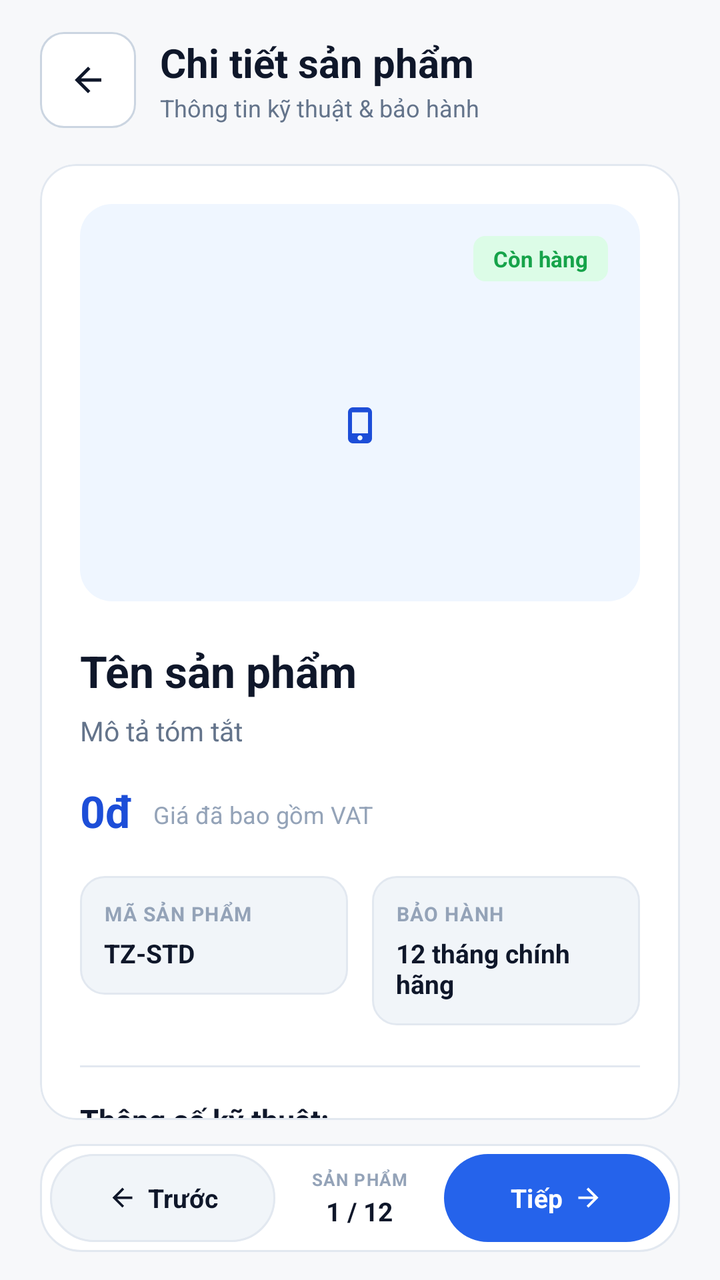
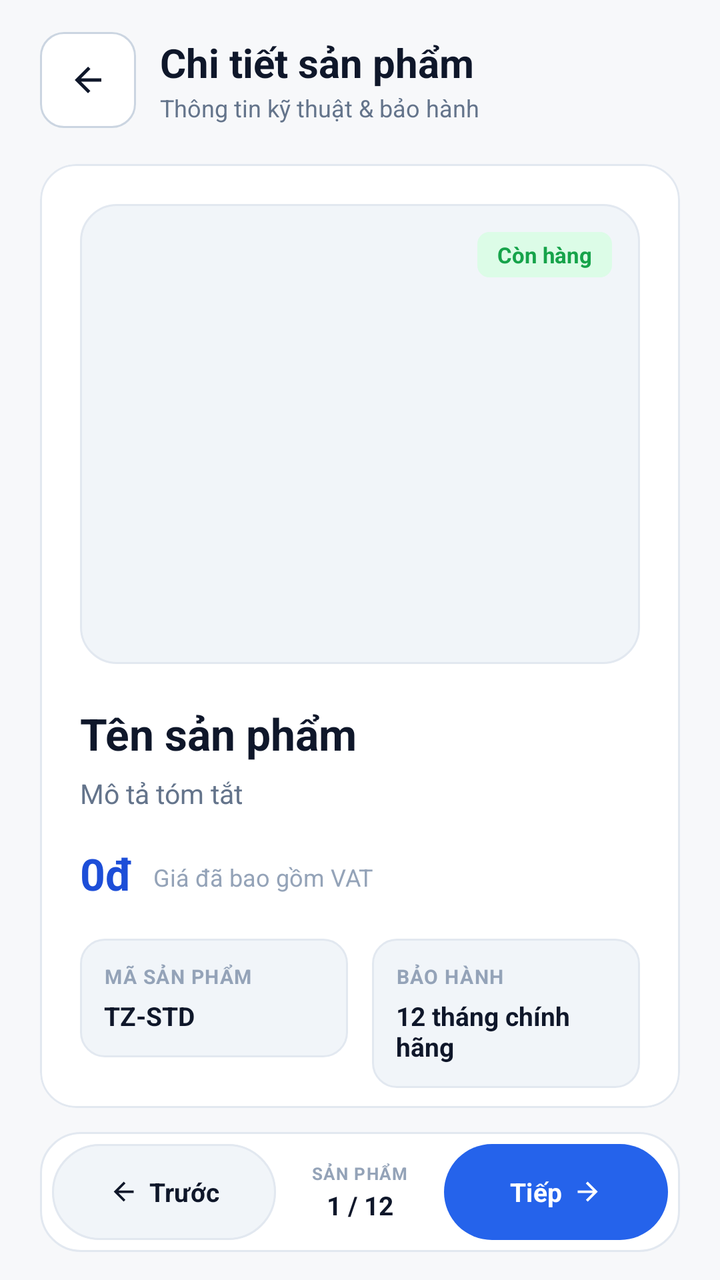

The first picture is an Android layout as it rendered before a commit; the second is the same layout after the commit. The layout source and the unified diff follow.
<!-- AndroidManifest.xml: application theme Theme.MyApplication -->
<!-- res/layout/activity_product_detail.xml -->
<?xml version="1.0" encoding="utf-8"?>
<LinearLayout xmlns:android="http://schemas.android.com/apk/res/android"
    xmlns:app="http://schemas.android.com/apk/res-auto"
    xmlns:tools="http://schemas.android.com/tools"
    android:id="@+id/rootProductDetail"
    android:layout_width="match_parent"
    android:layout_height="match_parent"
    android:background="@color/screen_background"
    android:fitsSystemWindows="true"
    android:orientation="vertical"
    android:paddingStart="20dp"
    android:paddingTop="12dp"
    android:paddingEnd="20dp"
    android:paddingBottom="14dp"
    tools:ignore="HardcodedText,TextContrastCheck">

    
    <LinearLayout
        android:layout_width="match_parent"
        android:layout_height="wrap_content"
        android:gravity="center_vertical"
        android:orientation="horizontal"
        android:paddingTop="4dp"
        android:paddingBottom="4dp">

        <com.google.android.material.button.MaterialButton
            android:id="@+id/btnBackToList"
            android:layout_width="48dp"
            android:layout_height="48dp"
            android:clickable="true"
            android:contentDescription="Quay lại danh sách"
            android:focusable="true"
            android:insetLeft="0dp"
            android:insetTop="0dp"
            android:insetRight="0dp"
            android:insetBottom="0dp"
            android:minWidth="48dp"
            android:minHeight="48dp"
            android:padding="0dp"
            app:backgroundTint="@color/surface"
            app:cornerRadius="12dp"
            app:icon="@drawable/ic_arrow_left_24"
            app:iconGravity="textStart"
            app:iconPadding="0dp"
            app:iconSize="20dp"
            app:iconTint="@color/ink"
            app:strokeColor="@color/border_strong"
            app:strokeWidth="1dp"
            tools:ignore="TouchTargetSizeCheck" />

        <LinearLayout
            android:layout_width="0dp"
            android:layout_height="wrap_content"
            android:layout_marginStart="12dp"
            android:layout_weight="1"
            android:orientation="vertical">

            <TextView
                android:layout_width="wrap_content"
                android:layout_height="wrap_content"
                android:text="Chi tiết sản phẩm"
                android:textColor="@color/ink"
                android:textSize="20sp"
                android:textStyle="bold" />

            <TextView
                android:id="@+id/tvDetailSubtitle"
                android:layout_width="wrap_content"
                android:layout_height="wrap_content"
                android:layout_marginTop="1dp"
                android:text="Thông tin kỹ thuật &amp; bảo hành"
                android:textColor="@color/text_secondary"
                android:textSize="12sp" />
        </LinearLayout>
    </LinearLayout>

    
    <com.google.android.material.card.MaterialCardView
        android:layout_width="match_parent"
        android:layout_height="0dp"
        android:layout_marginTop="14dp"
        android:layout_marginBottom="12dp"
        android:layout_weight="1"
        app:cardBackgroundColor="@color/surface"
        app:cardCornerRadius="18dp"
        app:cardElevation="0dp"
        app:strokeColor="@color/border"
        app:strokeWidth="1dp">

        <ScrollView
            android:layout_width="match_parent"
            android:layout_height="match_parent"
            android:clipToPadding="false"
            android:overScrollMode="never"
            android:scrollbars="none">

            <LinearLayout
                android:layout_width="match_parent"
                android:layout_height="wrap_content"
                android:orientation="vertical"
                android:padding="20dp">

                
                <LinearLayout
                    android:layout_width="match_parent"
                    android:layout_height="wrap_content"
                    android:background="@drawable/bg_product_icon"
                    android:orientation="vertical"
                    android:padding="16dp">

                    <FrameLayout
                        android:layout_width="match_parent"
                        android:layout_height="wrap_content">

                        <TextView
                            android:id="@+id/tvDetailStockBadge"
                            android:layout_width="wrap_content"
                            android:layout_height="wrap_content"
                            android:layout_gravity="end|center_vertical"
                            android:background="@drawable/bg_badge_success"
                            android:paddingStart="10dp"
                            android:paddingTop="4dp"
                            android:paddingEnd="10dp"
                            android:paddingBottom="4dp"
                            android:text="Còn hàng"
                            android:textColor="@color/success"
                            android:textSize="11sp"
                            android:textStyle="bold" />
                    </FrameLayout>

                    <ImageView
                        android:id="@+id/imgDetailProduct"
                        android:layout_width="120dp"
                        android:layout_height="120dp"
                        android:layout_gravity="center_horizontal"
                        android:layout_marginTop="12dp"
                        android:layout_marginBottom="12dp"
                        android:contentDescription="Ảnh sản phẩm"
                        android:scaleType="centerInside"
                        android:src="@drawable/ic_phone" />
                </LinearLayout>

                
                <TextView
                    android:id="@+id/tvDetailName"
                    android:layout_width="match_parent"
                    android:layout_height="wrap_content"
                    android:layout_marginTop="20dp"
                    android:text="Tên sản phẩm"
                    android:textColor="@color/ink"
                    android:textSize="22sp"
                    android:textStyle="bold" />

                <TextView
                    android:id="@+id/tvDetailDesc"
                    android:layout_width="match_parent"
                    android:layout_height="wrap_content"
                    android:layout_marginTop="6dp"
                    android:text="Mô tả tóm tắt"
                    android:textColor="@color/text_secondary"
                    android:textSize="13.5sp" />

                
                <LinearLayout
                    android:layout_width="match_parent"
                    android:layout_height="wrap_content"
                    android:layout_marginTop="16dp"
                    android:gravity="bottom"
                    android:orientation="horizontal">

                    <TextView
                        android:id="@+id/tvDetailPrice"
                        android:layout_width="wrap_content"
                        android:layout_height="wrap_content"
                        android:text="0đ"
                        android:textColor="@color/primary_dark"
                        android:textSize="22sp"
                        android:textStyle="bold" />

                    <TextView
                        android:layout_width="wrap_content"
                        android:layout_height="wrap_content"
                        android:layout_marginStart="10dp"
                        android:layout_marginBottom="2dp"
                        android:text="Giá đã bao gồm VAT"
                        android:textColor="@color/text_tertiary"
                        android:textSize="12sp" />
                </LinearLayout>

                
                <LinearLayout
                    android:layout_width="match_parent"
                    android:layout_height="wrap_content"
                    android:layout_marginTop="18dp"
                    android:orientation="horizontal">

                    <LinearLayout
                        android:layout_width="0dp"
                        android:layout_height="wrap_content"
                        android:layout_marginEnd="6dp"
                        android:layout_weight="1"
                        android:background="@drawable/bg_spec_box"
                        android:orientation="vertical"
                        android:padding="12dp">

                        <TextView
                            android:layout_width="wrap_content"
                            android:layout_height="wrap_content"
                            android:letterSpacing="0.05"
                            android:text="MÃ SẢN PHẨM"
                            android:textColor="@color/text_tertiary"
                            android:textSize="10sp"
                            android:textStyle="bold" />

                        <TextView
                            android:id="@+id/tvDetailSku"
                            android:layout_width="wrap_content"
                            android:layout_height="wrap_content"
                            android:layout_marginTop="4dp"
                            android:text="TZ-STD"
                            android:textColor="@color/ink"
                            android:textSize="13sp"
                            android:textStyle="bold" />
                    </LinearLayout>

                    <LinearLayout
                        android:layout_width="0dp"
                        android:layout_height="wrap_content"
                        android:layout_marginStart="6dp"
                        android:layout_weight="1"
                        android:background="@drawable/bg_spec_box"
                        android:orientation="vertical"
                        android:padding="12dp">

                        <TextView
                            android:layout_width="wrap_content"
                            android:layout_height="wrap_content"
                            android:letterSpacing="0.05"
                            android:text="BẢO HÀNH"
                            android:textColor="@color/text_tertiary"
                            android:textSize="10sp"
                            android:textStyle="bold" />

                        <TextView
                            android:id="@+id/tvDetailWarranty"
                            android:layout_width="wrap_content"
                            android:layout_height="wrap_content"
                            android:layout_marginTop="4dp"
                            android:text="12 tháng chính hãng"
                            android:textColor="@color/ink"
                            android:textSize="13sp"
                            android:textStyle="bold" />
                    </LinearLayout>
                </LinearLayout>

                <View
                    android:layout_width="match_parent"
                    android:layout_height="1dp"
                    android:layout_marginTop="20dp"
                    android:layout_marginBottom="16dp"
                    android:background="@color/border" />

                <TextView
                    android:layout_width="wrap_content"
                    android:layout_height="wrap_content"
                    android:text="Thông số kỹ thuật:"
                    android:textColor="@color/ink"
                    android:textSize="15sp"
                    android:textStyle="bold" />

                <TextView
                    android:id="@+id/tvDetailSpecs"
                    android:layout_width="match_parent"
                    android:layout_height="wrap_content"
                    android:layout_marginTop="10dp"
                    android:lineSpacingExtra="6dp"
                    android:text="Thông tin chi tiết cấu hình sản phẩm"
                    android:textColor="@color/text_secondary"
                    android:textSize="13.5sp" />

            </LinearLayout>
        </ScrollView>
    </com.google.android.material.card.MaterialCardView>

    
    <LinearLayout
        android:layout_width="match_parent"
        android:layout_height="wrap_content"
        android:background="@drawable/bg_bottom_bar"
        android:gravity="center_vertical"
        android:orientation="horizontal"
        android:padding="5dp">

        <com.google.android.material.button.MaterialButton
            android:id="@+id/btnDetailPrev"
            android:layout_width="0dp"
            android:layout_height="44dp"
            android:layout_weight="1"
            android:insetLeft="0dp"
            android:insetTop="0dp"
            android:insetRight="0dp"
            android:insetBottom="0dp"
            android:minWidth="44dp"
            android:minHeight="44dp"
            android:text="Trước"
            android:textAllCaps="false"
            android:textColor="@color/ink"
            android:textSize="13sp"
            android:textStyle="bold"
            app:backgroundTint="@color/surface_subtle"
            app:cornerRadius="22dp"
            app:icon="@drawable/ic_arrow_left_24"
            app:iconGravity="textStart"
            app:iconPadding="5dp"
            app:iconSize="15dp"
            app:iconTint="@color/ink"
            app:strokeColor="@color/border"
            app:strokeWidth="1dp"
            tools:ignore="TouchTargetSizeCheck" />

        <LinearLayout
            android:layout_width="0dp"
            android:layout_height="44dp"
            android:layout_weight="0.75"
            android:gravity="center"
            android:orientation="vertical">

            <TextView
                android:layout_width="wrap_content"
                android:layout_height="wrap_content"
                android:letterSpacing="0.06"
                android:text="SẢN PHẨM"
                android:textColor="@color/text_tertiary"
                android:textSize="8.5sp"
                android:textStyle="bold" />

            <TextView
                android:id="@+id/tvDetailPosition"
                android:layout_width="wrap_content"
                android:layout_height="wrap_content"
                android:layout_marginTop="1dp"
                android:text="1 / 12"
                android:textColor="@color/ink"
                android:textSize="13sp"
                android:textStyle="bold" />
        </LinearLayout>

        <com.google.android.material.button.MaterialButton
            android:id="@+id/btnDetailNext"
            android:layout_width="0dp"
            android:layout_height="44dp"
            android:layout_weight="1"
            android:insetLeft="0dp"
            android:insetTop="0dp"
            android:insetRight="0dp"
            android:insetBottom="0dp"
            android:minWidth="44dp"
            android:minHeight="44dp"
            android:text="Tiếp"
            android:textAllCaps="false"
            android:textColor="@color/white"
            android:textSize="13sp"
            android:textStyle="bold"
            app:backgroundTint="@color/primary"
            app:cornerRadius="22dp"
            app:icon="@drawable/ic_arrow_right_24"
            app:iconGravity="textEnd"
            app:iconPadding="5dp"
            app:iconSize="15dp"
            app:iconTint="@color/white"
            tools:ignore="TouchTargetSizeCheck" />
    </LinearLayout>

</LinearLayout>
<!-- resources referenced by this layout -->
<resources>
  <color name="border">#E2E8F0</color>
  <color name="border_strong">#CBD5E1</color>
  <color name="ink">#0F172A</color>
  <color name="primary">#2563EB</color>
  <color name="primary_dark">#1D4ED8</color>
  <color name="screen_background">#F7F8FA</color>
  <color name="success">#16A34A</color>
  <color name="surface">#FFFFFFFF</color>
  <color name="surface_subtle">#F1F5F9</color>
  <color name="text_secondary">#64748B</color>
  <color name="text_tertiary">#94A3B8</color>
  <color name="white">#FFFFFFFF</color>
  <!-- drawable bg_badge_success (drawable) -->
  <?xml version="1.0" encoding="utf-8"?>
  <shape xmlns:android="http://schemas.android.com/apk/res/android" android:shape="rectangle">
      <solid android:color="#DCFCE7" />
      <corners android:radius="6dp" />
  </shape>
  <!-- drawable bg_bottom_bar (drawable) -->
  <?xml version="1.0" encoding="utf-8"?>
  <shape xmlns:android="http://schemas.android.com/apk/res/android" android:shape="rectangle">
      <solid android:color="@color/surface" />
      <stroke android:width="1dp" android:color="@color/border" />
      <corners android:radius="20dp" />
  </shape>
  <!-- drawable bg_product_icon (drawable) -->
  <?xml version="1.0" encoding="utf-8"?>
  <shape xmlns:android="http://schemas.android.com/apk/res/android" android:shape="rectangle">
      <solid android:color="@color/primary_soft" />
      <corners android:radius="16dp" />
      <padding android:left="12dp" android:top="12dp" android:right="12dp" android:bottom="12dp" />
  </shape>
  <!-- drawable bg_spec_box (drawable) -->
  <?xml version="1.0" encoding="utf-8"?>
  <shape xmlns:android="http://schemas.android.com/apk/res/android" android:shape="rectangle">
      <solid android:color="@color/surface_subtle" />
      <stroke android:width="1dp" android:color="@color/border" />
      <corners android:radius="12dp" />
  </shape>
  <!-- drawable ic_arrow_left_24 (drawable) -->
  <?xml version="1.0" encoding="utf-8"?>
  <vector xmlns:android="http://schemas.android.com/apk/res/android" android:width="24dp" android:height="24dp" android:viewportWidth="24" android:viewportHeight="24">
      <path android:fillColor="#FF0F172A" android:pathData="M20,11H7.83l5.59,-5.59L12,4l-8,8 8,8 1.41,-1.41L7.83,13H20v-2z" />
  </vector>
  <!-- drawable ic_arrow_right_24 (drawable) -->
  <?xml version="1.0" encoding="utf-8"?>
  <vector xmlns:android="http://schemas.android.com/apk/res/android" android:width="24dp" android:height="24dp" android:viewportWidth="24" android:viewportHeight="24">
      <path android:fillColor="#FF0F172A" android:pathData="M12,4l-1.41,1.41L16.17,11H4v2h12.17l-5.58,5.59L12,20l8,-8z" />
  </vector>
  <!-- drawable ic_phone (drawable) -->
  <?xml version="1.0" encoding="utf-8"?>
  <vector xmlns:android="http://schemas.android.com/apk/res/android"
      android:width="24dp"
      android:height="24dp"
      android:viewportWidth="24"
      android:viewportHeight="24">
      <path
          android:fillColor="#1D4ED8"
          android:pathData="M15.5,3h-7C7.12,3 6,4.12 6,5.5v13C6,19.88 7.12,21 8.5,21h7c1.38,0 2.5,-1.12 2.5,-2.5v-13C18,4.12 16.88,3 15.5,3zM12,19.5c-0.69,0 -1.25,-0.56 -1.25,-1.25s0.56,-1.25 1.25,-1.25s1.25,0.56 1.25,1.25S12.69,19.5 12,19.5zM16,16H8V5.5h8V16z" />
  </vector>
  <style name="Theme.MyApplication" parent="Base.Theme.MyApplication" />
  <color name="primary_soft">#EFF6FF</color>
  <style name="Base.Theme.MyApplication" parent="Theme.Material3.Light.NoActionBar">
          <item name="colorPrimary">@color/primary</item>
          <item name="colorOnPrimary">@color/white</item>
          <item name="colorSurface">@color/surface</item>
          <item name="android:fontFamily">sans-serif</item>
          <item name="android:windowLightStatusBar">true</item>
          <item name="android:statusBarColor">@color/screen_background</item>
          <item name="android:navigationBarColor">@color/screen_background</item>
          <item name="android:windowLightNavigationBar" tools:targetApi="27">true</item>
          <item name="android:windowActionModeOverlay">true</item>
      </style>
</resources>

<!-- the commit's change to res/layout/activity_product_detail.xml (unified diff, before → after) -->
@@ -12,7 +12,7 @@
     android:paddingTop="12dp"
     android:paddingEnd="20dp"
     android:paddingBottom="14dp"
-    tools:ignore="HardcodedText,TextContrastCheck">
+    tools:ignore="HardcodedText,TextContrastCheck,TouchTargetSizeCheck">
 
     
     <LinearLayout
@@ -101,44 +101,36 @@
                 android:padding="20dp">
 
                 
-                <LinearLayout
-                    android:layout_width="match_parent"
-                    android:layout_height="wrap_content"
-                    android:background="@drawable/bg_product_icon"
-                    android:orientation="vertical"
-                    android:padding="16dp">
-
-                    <FrameLayout
-                        android:layout_width="match_parent"
-                        android:layout_height="wrap_content">
-
-                        <TextView
-                            android:id="@+id/tvDetailStockBadge"
-                            android:layout_width="wrap_content"
-                            android:layout_height="wrap_content"
-                            android:layout_gravity="end|center_vertical"
-                            android:background="@drawable/bg_badge_success"
-                            android:paddingStart="10dp"
-                            android:paddingTop="4dp"
-                            android:paddingEnd="10dp"
-                            android:paddingBottom="4dp"
-                            android:text="Còn hàng"
-                            android:textColor="@color/success"
-                            android:textSize="11sp"
-                            android:textStyle="bold" />
-                    </FrameLayout>
+                <FrameLayout
+                    android:layout_width="match_parent"
+                    android:layout_height="230dp"
+                    android:background="@drawable/bg_product_hero_frame">
 
                     <ImageView
                         android:id="@+id/imgDetailProduct"
-                        android:layout_width="120dp"
-                        android:layout_height="120dp"
-                        android:layout_gravity="center_horizontal"
-                        android:layout_marginTop="12dp"
-                        android:layout_marginBottom="12dp"
+                        android:layout_width="match_parent"
+                        android:layout_height="match_parent"
+                        android:layout_gravity="center"
                         android:contentDescription="Ảnh sản phẩm"
-                        android:scaleType="centerInside"
-                        android:src="@drawable/ic_phone" />
-                </LinearLayout>
+                        android:padding="18dp"
+                        android:scaleType="fitCenter" />
+
+                    <TextView
+                        android:id="@+id/tvDetailStockBadge"
+                        android:layout_width="wrap_content"
+                        android:layout_height="wrap_content"
+                        android:layout_gravity="top|end"
+                        android:layout_margin="14dp"
+                        android:background="@drawable/bg_badge_success"
+                        android:paddingStart="10dp"
+                        android:paddingTop="4dp"
+                        android:paddingEnd="10dp"
+                        android:paddingBottom="4dp"
+                        android:text="Còn hàng"
+                        android:textColor="@color/success"
+                        android:textSize="11sp"
+                        android:textStyle="bold" />
+                </FrameLayout>
 
                 
                 <TextView
@@ -289,26 +281,26 @@
         android:background="@drawable/bg_bottom_bar"
         android:gravity="center_vertical"
         android:orientation="horizontal"
-        android:padding="5dp">
+        android:padding="6dp">
 
         <com.google.android.material.button.MaterialButton
             android:id="@+id/btnDetailPrev"
             android:layout_width="0dp"
-            android:layout_height="44dp"
+            android:layout_height="48dp"
             android:layout_weight="1"
             android:insetLeft="0dp"
             android:insetTop="0dp"
             android:insetRight="0dp"
             android:insetBottom="0dp"
-            android:minWidth="44dp"
-            android:minHeight="44dp"
+            android:minWidth="48dp"
+            android:minHeight="48dp"
             android:text="Trước"
             android:textAllCaps="false"
             android:textColor="@color/ink"
             android:textSize="13sp"
             android:textStyle="bold"
             app:backgroundTint="@color/surface_subtle"
-            app:cornerRadius="22dp"
+            app:cornerRadius="24dp"
             app:icon="@drawable/ic_arrow_left_24"
             app:iconGravity="textStart"
             app:iconPadding="5dp"
@@ -320,7 +312,7 @@
 
         <LinearLayout
             android:layout_width="0dp"
-            android:layout_height="44dp"
+            android:layout_height="48dp"
             android:layout_weight="0.75"
             android:gravity="center"
             android:orientation="vertical">
@@ -348,21 +340,21 @@
         <com.google.android.material.button.MaterialButton
             android:id="@+id/btnDetailNext"
             android:layout_width="0dp"
-            android:layout_height="44dp"
+            android:layout_height="48dp"
             android:layout_weight="1"
             android:insetLeft="0dp"
             android:insetTop="0dp"
             android:insetRight="0dp"
             android:insetBottom="0dp"
-            android:minWidth="44dp"
-            android:minHeight="44dp"
+            android:minWidth="48dp"
+            android:minHeight="48dp"
             android:text="Tiếp"
             android:textAllCaps="false"
             android:textColor="@color/white"
             android:textSize="13sp"
             android:textStyle="bold"
             app:backgroundTint="@color/primary"
-            app:cornerRadius="22dp"
+            app:cornerRadius="24dp"
             app:icon="@drawable/ic_arrow_right_24"
             app:iconGravity="textEnd"
             app:iconPadding="5dp"
<!-- resource entries referenced after the edit -->
@@ -25,12 +25,12 @@
       <stroke android:width="1dp" android:color="@color/border" />
       <corners android:radius="20dp" />
   </shape>
-  <!-- drawable bg_product_icon (drawable) -->
+  <!-- drawable bg_product_hero_frame (drawable) -->
   <?xml version="1.0" encoding="utf-8"?>
   <shape xmlns:android="http://schemas.android.com/apk/res/android" android:shape="rectangle">
-      <solid android:color="@color/primary_soft" />
-      <corners android:radius="16dp" />
-      <padding android:left="12dp" android:top="12dp" android:right="12dp" android:bottom="12dp" />
+      <solid android:color="@color/surface_subtle" />
+      <stroke android:width="1dp" android:color="@color/border" />
+      <corners android:radius="18dp" />
   </shape>
   <!-- drawable bg_spec_box (drawable) -->
   <?xml version="1.0" encoding="utf-8"?>
@@ -49,19 +49,7 @@
   <vector xmlns:android="http://schemas.android.com/apk/res/android" android:width="24dp" android:height="24dp" android:viewportWidth="24" android:viewportHeight="24">
       <path android:fillColor="#FF0F172A" android:pathData="M12,4l-1.41,1.41L16.17,11H4v2h12.17l-5.58,5.59L12,20l8,-8z" />
   </vector>
-  <!-- drawable ic_phone (drawable) -->
-  <?xml version="1.0" encoding="utf-8"?>
-  <vector xmlns:android="http://schemas.android.com/apk/res/android"
-      android:width="24dp"
-      android:height="24dp"
-      android:viewportWidth="24"
-      android:viewportHeight="24">
-      <path
-          android:fillColor="#1D4ED8"
-          android:pathData="M15.5,3h-7C7.12,3 6,4.12 6,5.5v13C6,19.88 7.12,21 8.5,21h7c1.38,0 2.5,-1.12 2.5,-2.5v-13C18,4.12 16.88,3 15.5,3zM12,19.5c-0.69,0 -1.25,-0.56 -1.25,-1.25s0.56,-1.25 1.25,-1.25s1.25,0.56 1.25,1.25S12.69,19.5 12,19.5zM16,16H8V5.5h8V16z" />
-  </vector>
   <style name="Theme.MyApplication" parent="Base.Theme.MyApplication" />
-  <color name="primary_soft">#EFF6FF</color>
   <style name="Base.Theme.MyApplication" parent="Theme.Material3.Light.NoActionBar">
           <item name="colorPrimary">@color/primary</item>
           <item name="colorOnPrimary">@color/white</item>
